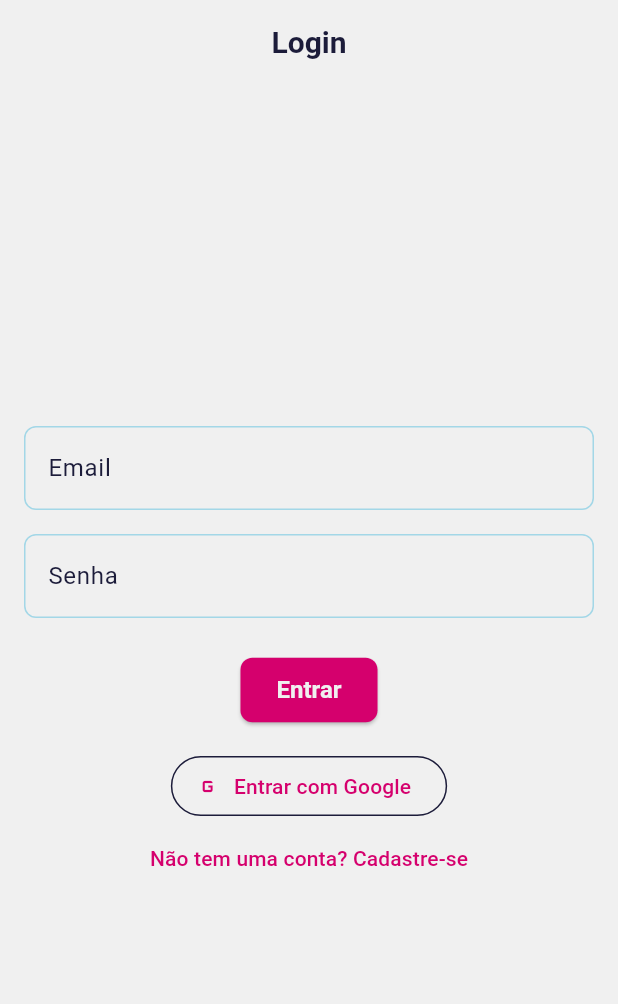
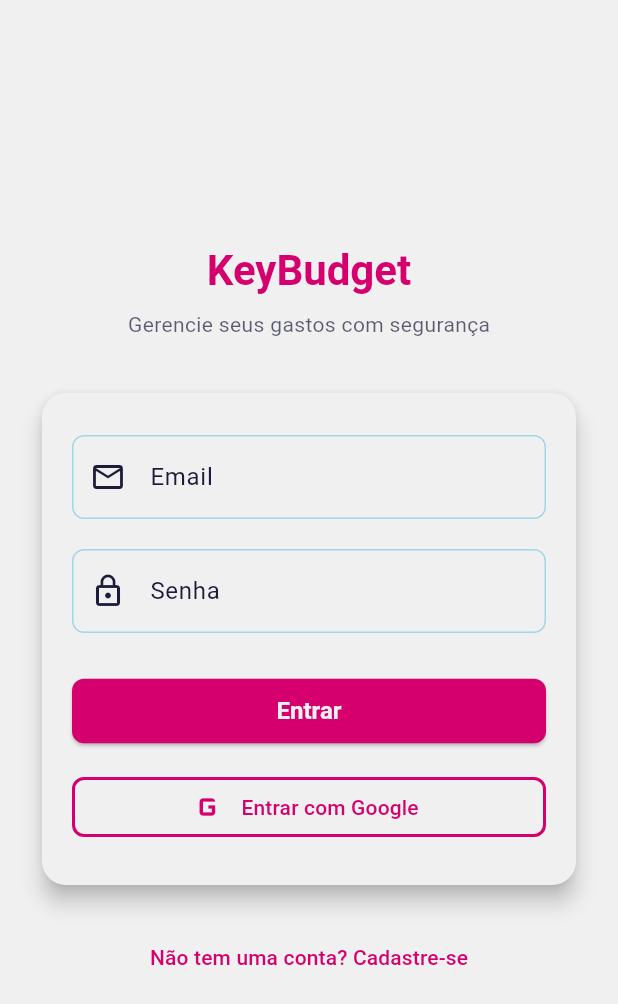
Before and after one commit to viniciusmecosta/KeyBudget, a Flutter app: the screen it shows after launch, on a phone screen of 412 x 824 dp. Shown: the top 1004 px of the screen. Run offline on Flutter 3.47's test engine with Material 3 defaults, Android fonts, the phone set to English and light mode, and no system bars; drawn by our look-alikes of flutter_animate; our stand-ins replace cloud_firestore, csv, file_picker, firebase_auth, firebase_core, fl_chart and 6 more; missing offline and left inert: encrypt, file_saver; accounts and stored records are empty.

Commit message:
feat: new login screen

```diff
--- a/lib/features/auth/view/login_screen.dart
+++ b/lib/features/auth/view/login_screen.dart
@@ -1,8 +1,9 @@
 import 'package:flutter/material.dart';
 import 'package:flutter_animate/flutter_animate.dart';
 import 'package:key_budget/features/auth/view/register_screen.dart';
+import 'package:key_budget/features/auth/viewmodel/auth_viewmodel.dart';
 import 'package:provider/provider.dart';
-import 'package:key_budget/features/auth/viewmodel/auth_viewmodel.dart';
+import 'package:key_budget/app/config/app_theme.dart';
 
 class LoginScreen extends StatefulWidget {
   const LoginScreen({super.key});
@@ -33,23 +34,18 @@ class _LoginScreenState extends State<LoginScreen> {
 
   Future<void> _tryBiometricAuth() async {
     final authViewModel = Provider.of<AuthViewModel>(context, listen: false);
-
     if (authViewModel.currentUser == null) {
-      final success = await authViewModel.authenticateWithBiometrics();
-      if (success && mounted) {}
+      await authViewModel.authenticateWithBiometrics();
     }
   }
 
   void _submit() async {
     if (!_formKey.currentState!.validate()) return;
-
     final authViewModel = Provider.of<AuthViewModel>(context, listen: false);
-
     final success = await authViewModel.loginUser(
       email: _emailController.text,
       password: _passwordController.text,
     );
-
     if (mounted && !success) {
       ScaffoldMessenger.of(context).showSnackBar(
         SnackBar(
@@ -62,9 +58,7 @@ class _LoginScreenState extends State<LoginScreen> {
 
   void _submitGoogle() async {
     final authViewModel = Provider.of<AuthViewModel>(context, listen: false);
-
     final success = await authViewModel.loginWithGoogle();
-
     if (mounted && !success) {
       ScaffoldMessenger.of(context).showSnackBar(
         SnackBar(
@@ -77,64 +71,131 @@ class _LoginScreenState extends State<LoginScreen> {
 
   @override
   Widget build(BuildContext context) {
+    final theme = Theme.of(context);
+
     return Scaffold(
-      appBar: AppBar(title: const Text('Login')),
       body: Center(
         child: SingleChildScrollView(
-          padding: const EdgeInsets.all(16.0),
+          padding: const EdgeInsets.symmetric(horizontal: 24, vertical: 32),
+          child: Column(
+            children: [
+              Text(
+                "KeyBudget",
+                style: theme.textTheme.headlineMedium?.copyWith(
+                  fontWeight: FontWeight.bold,
+                  color: AppTheme.pink,
+                ),
+              ).animate()
+                  .fadeIn(duration: 400.ms)
+                  .slideY(begin: -0.4, end: 0),
+
+              const SizedBox(height: 8),
+              Text(
+                "Gerencie seus gastos com segurança",
+                style: theme.textTheme.bodyMedium?.copyWith(
+                  color: theme.colorScheme.onSurface.withOpacity(0.7),
+                ),
+              ).animate().fadeIn(duration: 600.ms),
+              const SizedBox(height: 32),
+              Card(
+                elevation: 6,
+                shape: RoundedRectangleBorder(
+                  borderRadius: BorderRadius.circular(16),
+                ),
+                color: theme.colorScheme.surface,
+                child: Padding(
+                  padding: const EdgeInsets.symmetric(horizontal: 20, vertical: 28),
                   child: Form(
                     key: _formKey,
                     child: Column(
-              mainAxisAlignment: MainAxisAlignment.center,
                       children: [
                         TextFormField(
                           controller: _emailController,
-                  decoration: const InputDecoration(labelText: 'Email'),
+                          decoration: const InputDecoration(
+                            labelText: 'Email',
+                            prefixIcon: Icon(Icons.email_outlined),
+                          ),
                           keyboardType: TextInputType.emailAddress,
-                  validator: (value) => (value == null || !value.contains('@'))
+                          validator: (value) =>
+                          (value == null || !value.contains('@'))
                               ? 'Insira um email válido'
                               : null,
                         ),
-                const SizedBox(height: 16),
+                        const SizedBox(height: 20),
                         TextFormField(
                           controller: _passwordController,
-                  decoration: const InputDecoration(labelText: 'Senha'),
+                          decoration: const InputDecoration(
+                            labelText: 'Senha',
+                            prefixIcon: Icon(Icons.lock_outline),
+                          ),
                           obscureText: true,
-                  validator: (value) => (value == null || value.isEmpty)
+                          validator: (value) =>
+                          (value == null || value.isEmpty)
                               ? 'Insira sua senha'
                               : null,
                         ),
-                const SizedBox(height: 24),
+                        const SizedBox(height: 28),
                         Consumer<AuthViewModel>(
                           builder: (context, viewModel, child) {
                             return viewModel.isLoading
                                 ? const CircularProgressIndicator()
                                 : Column(
                               children: [
-                        ElevatedButton(
+                                SizedBox(
+                                  width: double.infinity,
+                                  child: ElevatedButton(
                                     onPressed: _submit,
                                     child: const Text('Entrar'),
                                   ),
+                                ),
                                 const SizedBox(height: 16),
-                        OutlinedButton.icon(
+                                SizedBox(
+                                  width: double.infinity,
+                                  child: OutlinedButton.icon(
                                     onPressed: _submitGoogle,
-                          icon: const Icon(Icons.g_mobiledata),
-                          label: const Text('Entrar com Google'),
+                                    icon: const Icon(
+                                      Icons.g_mobiledata,
+                                      size: 28,
+                                      color: AppTheme.pink,
+                                    ),
+                                    label: const Text(
+                                        'Entrar com Google'),
+                                    style: OutlinedButton.styleFrom(
+                                      side: const BorderSide(
+                                          color: AppTheme.pink,
+                                          width: 2),
+                                      shape: RoundedRectangleBorder(
+                                        borderRadius:
+                                        BorderRadius.circular(8),
+                                      ),
+                                    ),
+                                  ),
                                 ),
                               ],
                             );
                           },
                         ),
+                      ],
+                    ),
+                  ),
+                ),
+              )
+                  .animate()
+                  .fadeIn(duration: 500.ms)
+                  .scale(begin: const Offset(0.9, 0.9), end: const Offset(1.0, 1.0)),
+              const SizedBox(height: 20),
               TextButton(
                 onPressed: () {
                   Navigator.of(context).push(
                     MaterialPageRoute(builder: (_) => const RegisterScreen()),
                   );
                 },
-                  child: const Text('Não tem uma conta? Cadastre-se'),
-                ),
+                child: const Text("Não tem uma conta? Cadastre-se"),
+              ).animate()
+                  .fadeIn(duration: 600.ms)
+                  .slideY(begin: 0.3, end: 0),
+
             ],
-            ).animate().fadeIn(duration: 150.ms),
           ),
         ),
       ),
```
Also changed, not shown: lib/features/expenses/view/expenses_screen.dart (+126 -51 lines). Lines whose indentation alone changed are shown as unchanged.
